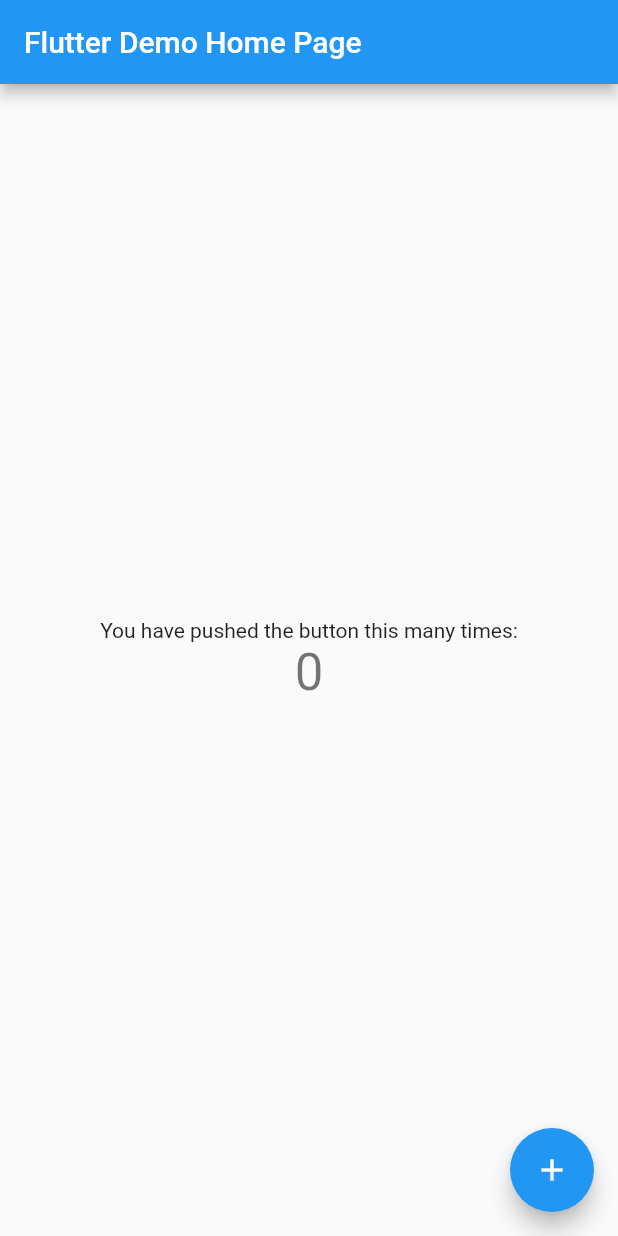
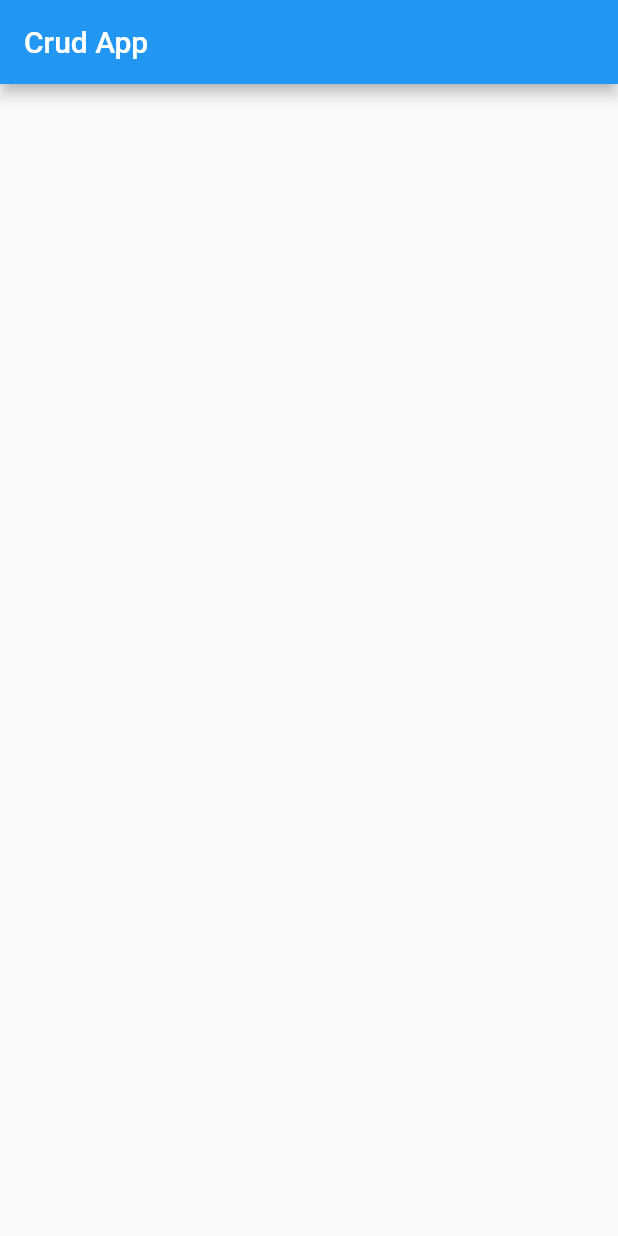
Before and after one commit to Jothi-prakash/simple_crud_api_app, a Flutter app: the screen it shows after launch, on a phone screen of 412 x 824 dp. Run offline on Flutter 3.47's test engine with Material 2 defaults, Android fonts, the phone set to English and light mode, and no system bars.

Commit message:
Created a App class successfully

```diff
--- /dev/null
+++ b/lib/crud_app.dart
@@ -0,0 +1,17 @@
+import 'package:flutter/material.dart';
+import 'package:simple_crud_api_app/views/homepage.dart';
+
+class CrudApp extends StatelessWidget {
+  const CrudApp({Key? key}) : super(key: key);
+
+  @override
+  Widget build(BuildContext context) {
+    //create a material app
+    return MaterialApp(
+      debugShowCheckedModeBanner: false,
+      title: ' CRUD API',
+      theme: ThemeData(primarySwatch: Colors.blue),
+      home:const  Homepage(),
+    );
+  }
+}
--- a/lib/main.dart
+++ b/lib/main.dart
@@ -1,115 +1,7 @@
 import 'package:flutter/material.dart';
 
+import 'crud_app.dart';
+
 void main() {
-  runApp(const MyApp());
+  runApp(const CrudApp());
 }
-
-class MyApp extends StatelessWidget {
-  const MyApp({super.key});
-
-  // This widget is the root of your application.
-  @override
-  Widget build(BuildContext context) {
-    return MaterialApp(
-      title: 'Flutter Demo',
-      theme: ThemeData(
-        // This is the theme of your application.
-        //
-        // Try running your application with "flutter run". You'll see the
-        // application has a blue toolbar. Then, without quitting the app, try
-        // changing the primarySwatch below to Colors.green and then invoke
-        // "hot reload" (press "r" in the console where you ran "flutter run",
-        // or simply save your changes to "hot reload" in a Flutter IDE).
-        // Notice that the counter didn't reset back to zero; the application
-        // is not restarted.
-        primarySwatch: Colors.blue,
-      ),
-      home: const MyHomePage(title: 'Flutter Demo Home Page'),
-    );
-  }
-}
-
-class MyHomePage extends StatefulWidget {
-  const MyHomePage({super.key, required this.title});
-
-  // This widget is the home page of your application. It is stateful, meaning
-  // that it has a State object (defined below) that contains fields that affect
-  // how it looks.
-
-  // This class is the configuration for the state. It holds the values (in this
-  // case the title) provided by the parent (in this case the App widget) and
-  // used by the build method of the State. Fields in a Widget subclass are
-  // always marked "final".
-
-  final String title;
-
-  @override
-  State<MyHomePage> createState() => _MyHomePageState();
-}
-
-class _MyHomePageState extends State<MyHomePage> {
-  int _counter = 0;
-
-  void _incrementCounter() {
-    setState(() {
-      // This call to setState tells the Flutter framework that something has
-      // changed in this State, which causes it to rerun the build method below
-      // so that the display can reflect the updated values. If we changed
-      // _counter without calling setState(), then the build method would not be
-      // called again, and so nothing would appear to happen.
-      _counter++;
-    });
-  }
-
-  @override
-  Widget build(BuildContext context) {
-    // This method is rerun every time setState is called, for instance as done
-    // by the _incrementCounter method above.
-    //
-    // The Flutter framework has been optimized to make rerunning build methods
-    // fast, so that you can just rebuild anything that needs updating rather
-    // than having to individually change instances of widgets.
-    return Scaffold(
-      appBar: AppBar(
-        // Here we take the value from the MyHomePage object that was created by
-        // the App.build method, and use it to set our appbar title.
-        title: Text(widget.title),
-      ),
-      body: Center(
-        // Center is a layout widget. It takes a single child and positions it
-        // in the middle of the parent.
-        child: Column(
-          // Column is also a layout widget. It takes a list of children and
-          // arranges them vertically. By default, it sizes itself to fit its
-          // children horizontally, and tries to be as tall as its parent.
-          //
-          // Invoke "debug painting" (press "p" in the console, choose the
-          // "Toggle Debug Paint" action from the Flutter Inspector in Android
-          // Studio, or the "Toggle Debug Paint" command in Visual Studio Code)
-          // to see the wireframe for each widget.
-          //
-          // Column has various properties to control how it sizes itself and
-          // how it positions its children. Here we use mainAxisAlignment to
-          // center the children vertically; the main axis here is the vertical
-          // axis because Columns are vertical (the cross axis would be
-          // horizontal).
-          mainAxisAlignment: MainAxisAlignment.center,
-          children: <Widget>[
-            const Text(
-              'You have pushed the button this many times:',
-            ),
-            Text(
-              '$_counter',
-              style: Theme.of(context).textTheme.headline4,
-            ),
-          ],
-        ),
-      ),
-      floatingActionButton: FloatingActionButton(
-        onPressed: _incrementCounter,
-        tooltip: 'Increment',
-        child: const Icon(Icons.add),
-      ), // This trailing comma makes auto-formatting nicer for build methods.
-    );
-  }
-}
--- /dev/null
+++ b/lib/views/homepage.dart
@@ -0,0 +1,16 @@
+//create a homepage for debug
+import 'package:flutter/material.dart';
+
+class Homepage extends StatelessWidget {
+  const Homepage({Key? key}) : super(key: key);
+
+  @override
+  Widget build(BuildContext context) {
+    return Scaffold(
+      appBar: AppBar(
+        title: const Text('Crud App'),
+      ),
+      body: Container(),
+    );
+  }
+}
```
